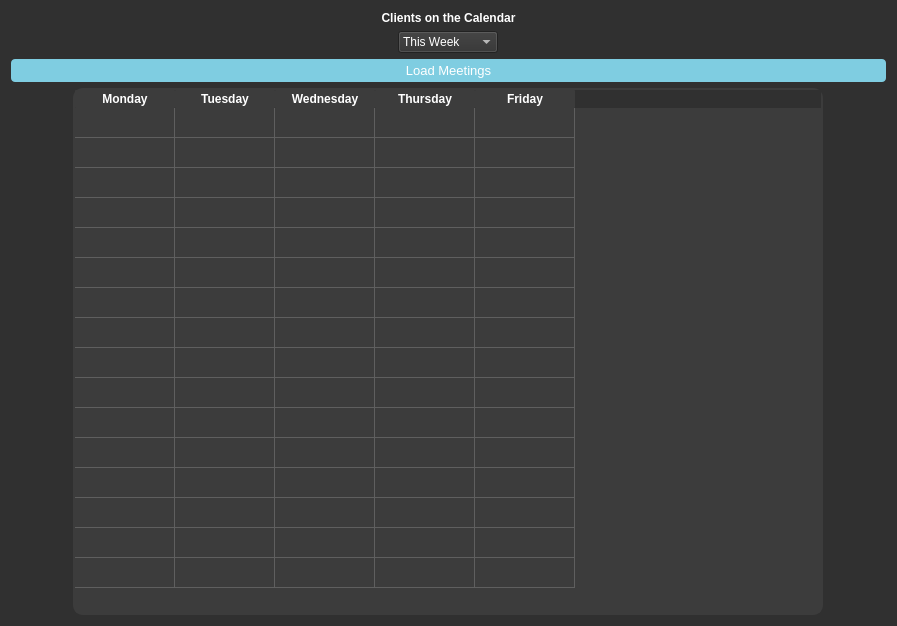
Above: week_table.ui from caiocardoso28/redesigned_app before the change. Below: the same form after it.
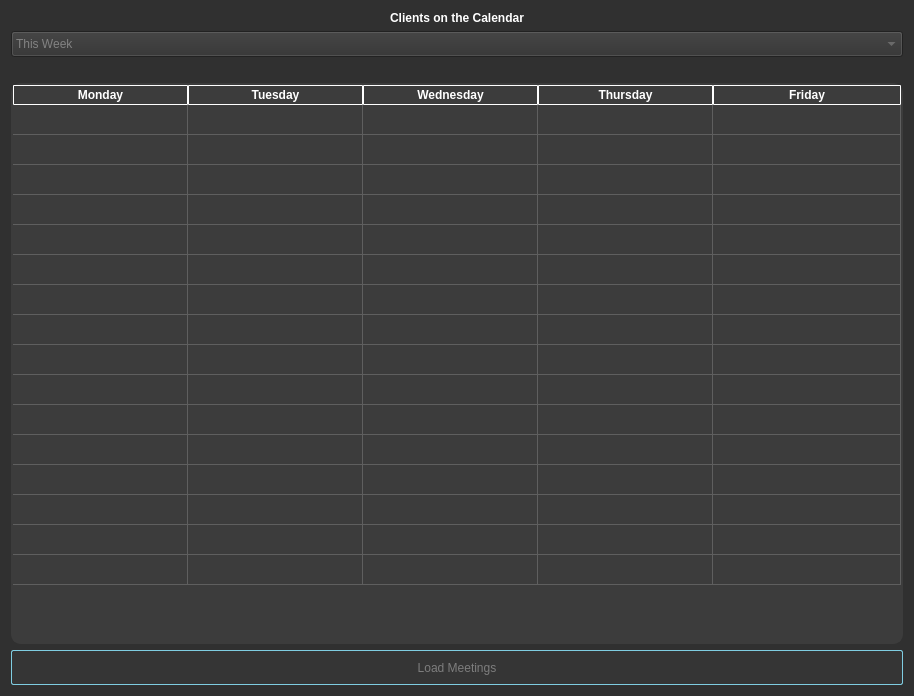
That is the form after the change.

Commit message: Made some changes to the UI & added calview

```diff
--- a/week_table.ui
+++ b/week_table.ui
@@ -6,8 +6,8 @@
    <rect>
     <x>0</x>
     <y>0</y>
-    <width>897</width>
-    <height>626</height>
+    <width>914</width>
+    <height>696</height>
    </rect>
   </property>
   <property name="windowTitle">
@@ -93,7 +93,7 @@
 /* Set the color of text in TableWidget header to white */
 QHeaderView::section {
     border-radius: 1px;
-    
+    border: 1px solid white;
     color: white;
     background-color: #3c3c3c;
     font: 9pt Arial;
@@ -228,15 +228,21 @@
   <layout class="QVBoxLayout" name="verticalLayout">
    <item>
     <widget class="QLabel" name="label">
+     <property name="styleSheet">
+      <string notr="true">height: 80px</string>
+     </property>
      <property name="text">
       <string>Clients on the Calendar</string>
      </property>
      <property name="alignment">
       <set>Qt::AlignCenter</set>
      </property>
+     <property name="margin">
+      <number>8</number>
+     </property>
     </widget>
    </item>
-   <item alignment="Qt::AlignHCenter">
+   <item>
     <widget class="QComboBox" name="comboBox">
      <property name="minimumSize">
       <size>
@@ -245,7 +251,15 @@
       </size>
      </property>
      <property name="styleSheet">
-      <string notr="true">font: 9pt Arial</string>
+      <string notr="true">QComboBox{
+font: 9pt Arial;
+color: rgb(130, 130, 130);
+height: 20px
+}
+
+QComboBox:focus{
+color: white;
+}</string>
      </property>
      <item>
       <property name="text">
@@ -265,17 +279,25 @@
     </widget>
    </item>
    <item>
-    <widget class="QPushButton" name="pushButton">
+    <widget class="QLabel" name="label_2">
+     <property name="maximumSize">
+      <size>
+       <width>16777215</width>
+       <height>25</height>
+      </size>
+     </property>
      <property name="styleSheet">
-      <string notr="true">height: 15px;
-font: 10pt Arial</string>
+      <string notr="true">font: 9pt Arial;</string>
      </property>
      <property name="text">
-      <string>Load Meetings</string>
+      <string/>
+     </property>
+     <property name="alignment">
+      <set>Qt::AlignCenter</set>
      </property>
     </widget>
    </item>
-   <item alignment="Qt::AlignHCenter">
+   <item>
     <widget class="QTableWidget" name="tableWidget">
      <property name="minimumSize">
       <size>
@@ -307,6 +329,12 @@
      <property name="columnCount">
       <number>5</number>
      </property>
+     <attribute name="horizontalHeaderCascadingSectionResizes">
+      <bool>true</bool>
+     </attribute>
+     <attribute name="horizontalHeaderDefaultSectionSize">
+      <number>175</number>
+     </attribute>
      <attribute name="horizontalHeaderHighlightSections">
       <bool>true</bool>
      </attribute>
@@ -314,7 +342,7 @@
       <bool>false</bool>
      </attribute>
      <attribute name="horizontalHeaderStretchLastSection">
-      <bool>false</bool>
+      <bool>true</bool>
      </attribute>
      <attribute name="verticalHeaderVisible">
       <bool>false</bool>
@@ -360,6 +388,45 @@
        <string>Friday</string>
       </property>
      </column>
+     <item row="0" column="0">
+      <property name="textAlignment">
+       <set>AlignCenter</set>
+      </property>
+     </item>
+    </widget>
+   </item>
+   <item>
+    <widget class="QPushButton" name="pushButton">
+     <property name="styleSheet">
+      <string notr="true">QPushButton {
+    background-color: rgb(53, 53, 53);
+    color: rgb(125, 125, 125);
+    border: 1px solid #7fcde1;
+    border-radius: 2px;
+    padding: 4px;
+    font: 10pt &quot;Arial&quot;;
+    height: 25px;
+    
+    
+    
+}
+
+/* Add a hover effect to buttons */
+QPushButton:hover {
+    background: rgb(71, 71, 71);
+    font: rgb(204, 204, 204);
+    color: #ffffff
+}
+
+/* Add a pressed effect to buttons */
+QPushButton:pressed {
+    background: qlineargradient(x1: 0, y1: 0, x2: 0, y2: 1,
+    stop: 0 #ff9d00, stop: 1 #ffb900);
+}</string>
+     </property>
+     <property name="text">
+      <string>Load Meetings</string>
+     </property>
     </widget>
    </item>
   </layout>
```
Left out of the diff: 7 changed lines with no effect on the pictures. The commit also changes 2 other files.
